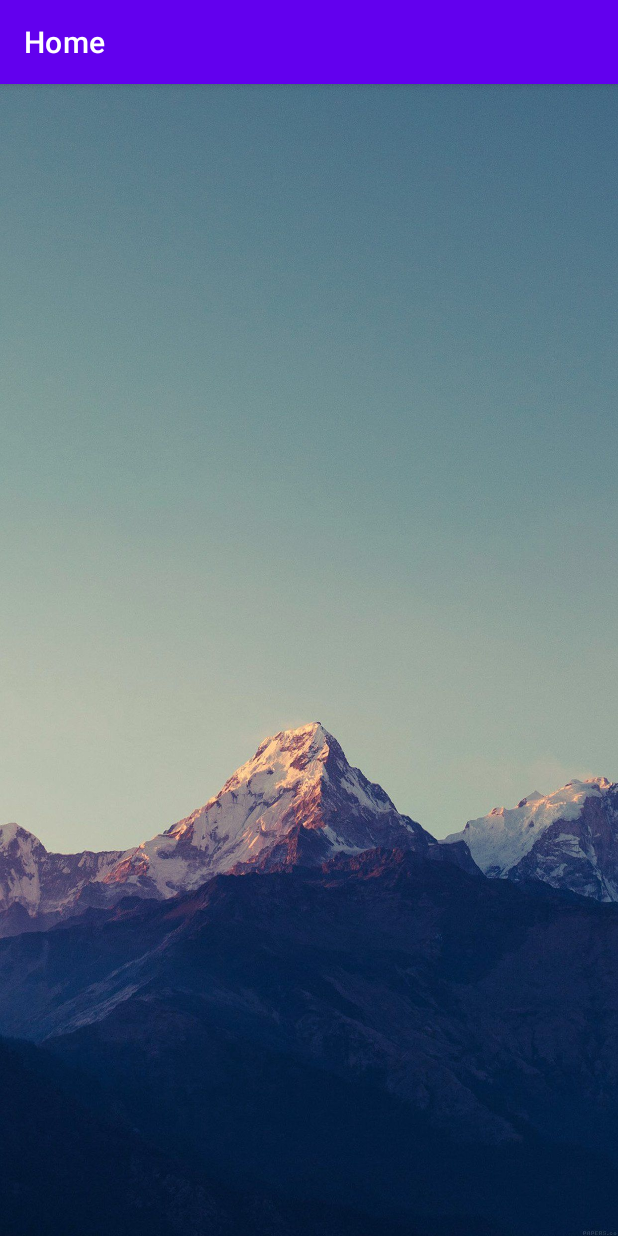
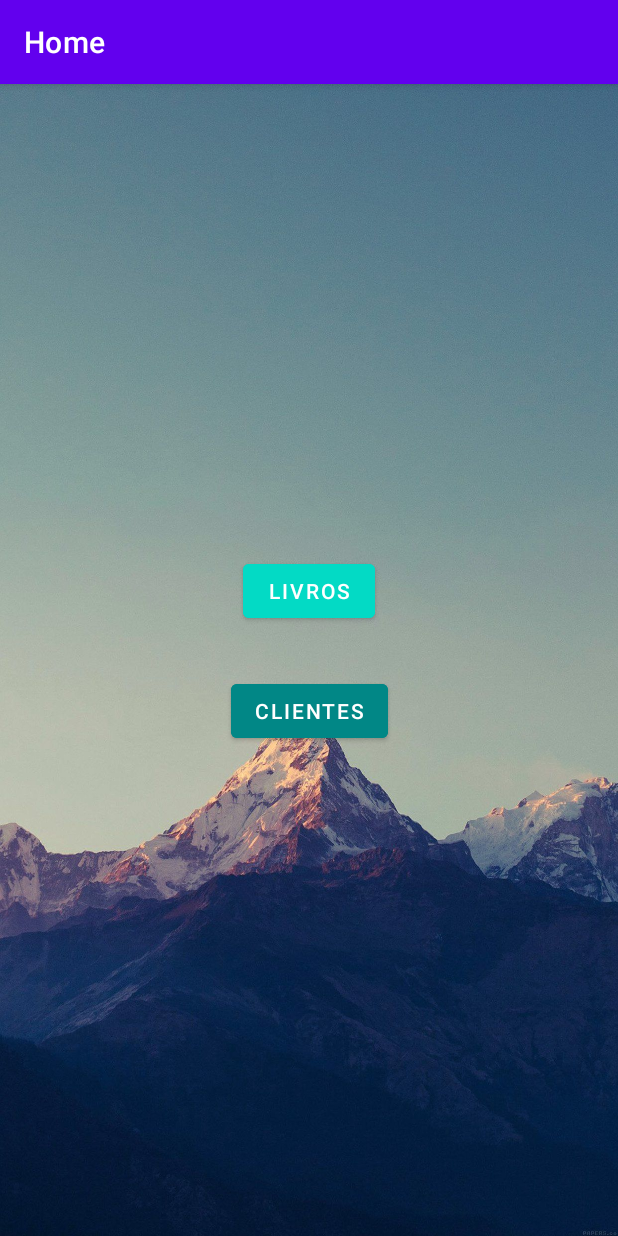
Before and after one commit to DanielFelipe21/BooksProject, an Android app: the HomeScreen screen opened directly, with no data from a screen before it, on a phone screen of 412 x 824 dp. Run offline under Robolectric (Android 15) with nearby library versions, the phone set to English and light mode, and no system bars; network calls fail; 1 statement that could not run was skipped.

```diff
--- a/app/src/main/java/com/example/booksproject/Classes/Response.kt
+++ b/app/src/main/java/com/example/booksproject/Classes/Response.kt
@@ -4,5 +4,5 @@ class Response {
     var status: Int = 0
     var error: Boolean = true
     lateinit var messages: String
-    var data = mutableListOf(String)
+    var token: String = ""
 }
--- a/app/src/main/java/com/example/booksproject/HomeScreen.kt
+++ b/app/src/main/java/com/example/booksproject/HomeScreen.kt
@@ -1,7 +1,9 @@
 package com.example.booksproject
 
+import android.content.Intent
 import androidx.appcompat.app.AppCompatActivity
 import android.os.Bundle
+import android.widget.Button
 
 class HomeScreen : AppCompatActivity() {
     override fun onCreate(savedInstanceState: Bundle?) {
@@ -9,5 +11,20 @@ class HomeScreen : AppCompatActivity() {
         setContentView(R.layout.activity_home_screen)
 
         supportActionBar?.title = "Home"
+
+        val extras = intent?.extras!!
+        val btnB: Button = findViewById(R.id.btnListBScreen)
+        val btnC: Button = findViewById(R.id.buttonListCScreen)
+
+        btnB.setOnClickListener {
+            val intent = Intent(baseContext, ScreenBooks::class.java)
+            intent.putExtras(extras)
+            startActivity(intent)
+        }
+
+        btnC.setOnClickListener {
+            val intent = Intent(baseContext, ScreenClients::class.java)
+            startActivity(intent)
+        }
     }
 }
--- a/app/src/main/java/com/example/booksproject/MainActivity.kt
+++ b/app/src/main/java/com/example/booksproject/MainActivity.kt
@@ -36,7 +36,11 @@ class MainActivity : AppCompatActivity() {
                 Log.i("API_book", response.toString())
                 Toast.makeText(this, "Sucesso", Toast.LENGTH_SHORT).show()
                 if(resp.status == 200) {
-                    startActivity(Intent(baseContext, HomeScreen::class.java))
+                    val intent = Intent(baseContext, HomeScreen::class.java)
+                    val bundle = Bundle()
+                    bundle.putString("token", resp.token)
+                    intent.putExtras(bundle)
+                    startActivity(intent)
                 }
             }, { error ->
                 Log.i("API_book_error", error.toString())
--- a/app/src/main/java/com/example/booksproject/ScreenBooks.kt
+++ b/app/src/main/java/com/example/booksproject/ScreenBooks.kt
@@ -20,7 +20,7 @@ class ScreenBooks : AppCompatActivity() {
         return when (item.itemId) {
 
             android.R.id.home -> {
-                startActivity(Intent(baseContext, HomeScreen::class.java))
+                finish()
                 true
             }
 
--- a/app/src/main/res/layout/activity_home_screen.xml
+++ b/app/src/main/res/layout/activity_home_screen.xml
@@ -5,4 +5,29 @@
     android:layout_width="match_parent"
     android:layout_height="match_parent"
     tools:context=".HomeScreen"
-    android:background="@drawable/bgimage"/>
+    android:background="@drawable/bgimage">
+
+    <Button
+        android:id="@+id/btnListBScreen"
+        android:layout_width="wrap_content"
+        android:layout_height="wrap_content"
+        android:backgroundTint="@color/teal_200"
+        android:text="Livros"
+        app:layout_constraintBottom_toBottomOf="parent"
+        app:layout_constraintEnd_toEndOf="parent"
+        app:layout_constraintHorizontal_bias="0.501"
+        app:layout_constraintStart_toStartOf="parent"
+        app:layout_constraintTop_toTopOf="parent"
+        app:layout_constraintVertical_bias="0.436" />
+
+    <Button
+        android:id="@+id/buttonListCScreen"
+        android:layout_width="wrap_content"
+        android:layout_height="wrap_content"
+        android:layout_marginTop="32dp"
+        android:backgroundTint="@color/teal_700"
+        android:text="Clientes"
+        app:layout_constraintEnd_toEndOf="parent"
+        app:layout_constraintStart_toStartOf="parent"
+        app:layout_constraintTop_toBottomOf="@+id/btnListBScreen" />
+</androidx.constraintlayout.widget.ConstraintLayout>
```
Also changed, not shown: app/src/main/java/com/example/booksproject/RegisterBooks.kt (+39 -8 lines), app/src/main/java/com/example/booksproject/RegisterClient.kt (+48 -0 lines), app/src/main/java/com/example/booksproject/ScreenClients.kt (+5 -2 lines).
